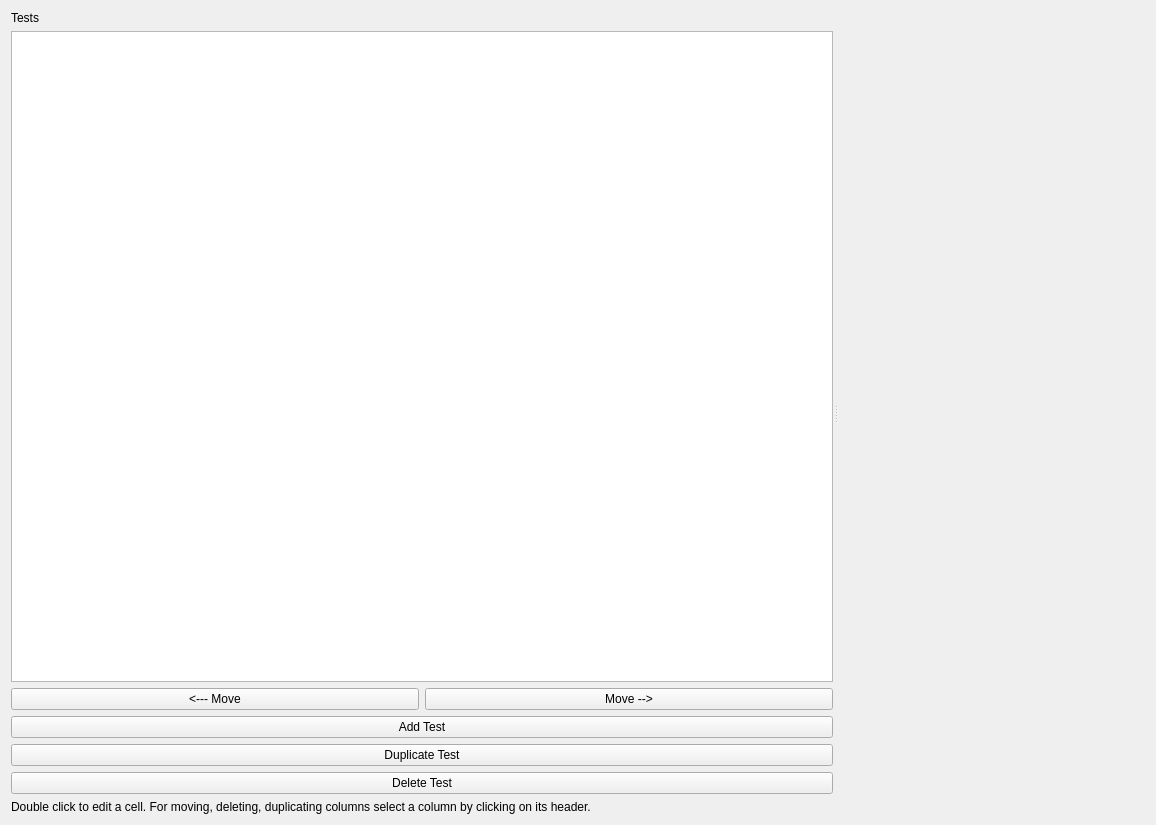
Old version of the form src/pcot/assets/tabpixtest.ui in the repository AU-ExoMars/PCOT.
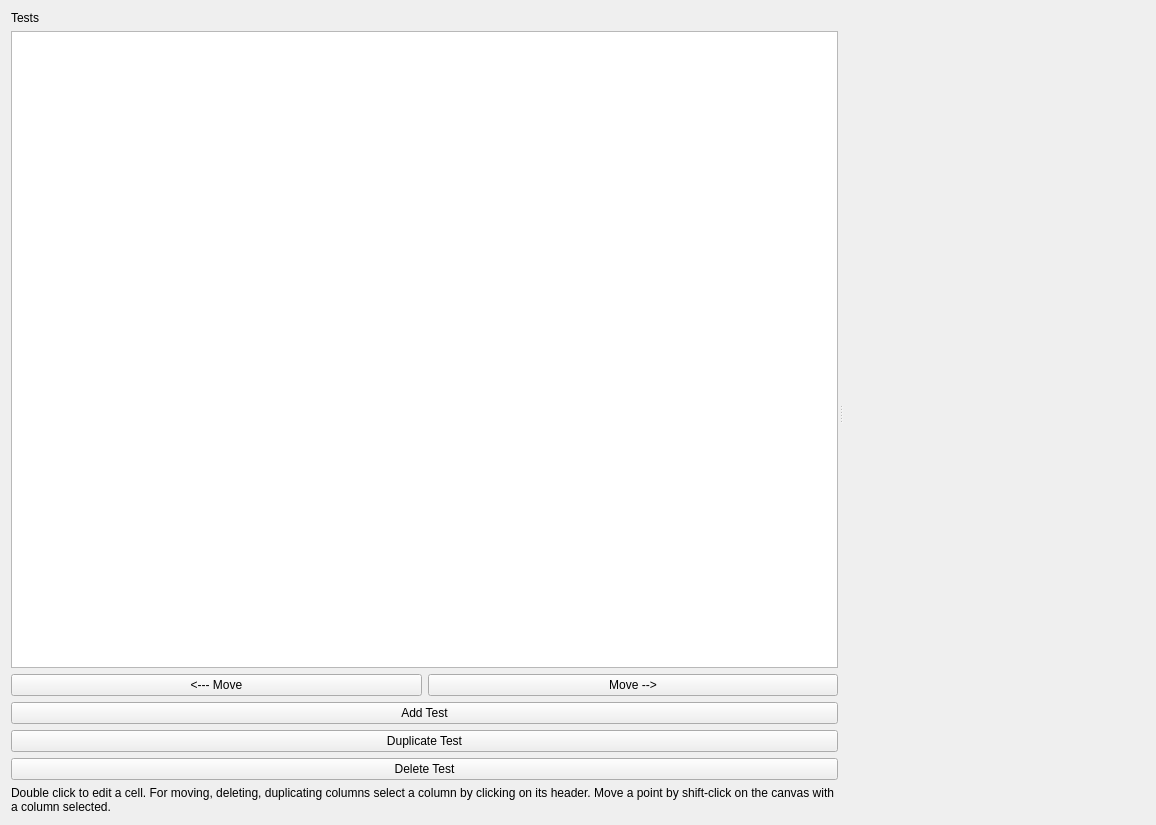
New version of the form. Custom widgets are drawn as their Qt base class.

```diff
--- a/src/pcot/assets/tabpixtest.ui
+++ b/src/pcot/assets/tabpixtest.ui
@@ -119,7 +119,7 @@
        <item>
         <widget class="QLabel" name="label_3">
          <property name="text">
-          <string>Double click to edit a cell. For moving, deleting, duplicating columns select a column by clicking on its header.</string>
+          <string>Double click to edit a cell. For moving, deleting, duplicating columns select a column by clicking on its header. Move a point by shift-click on the canvas with a column selected.</string>
          </property>
          <property name="wordWrap">
           <bool>true</bool>
```
